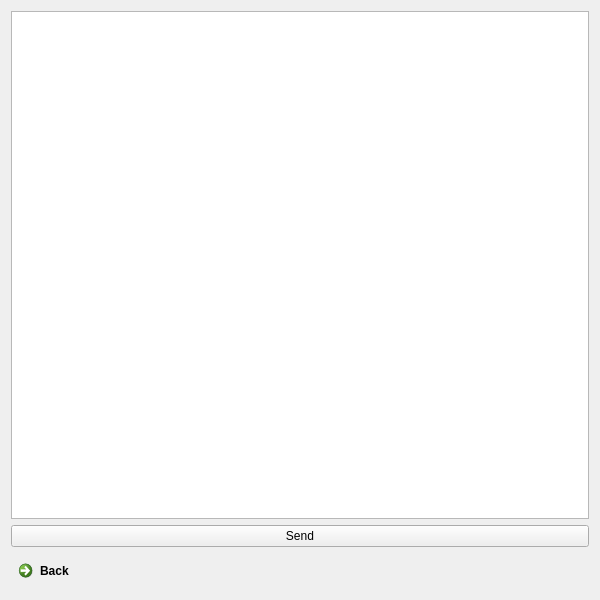
Above: ui/post.ui from PooyaFekri/LinkedIn before the change. Below: the same form after it.
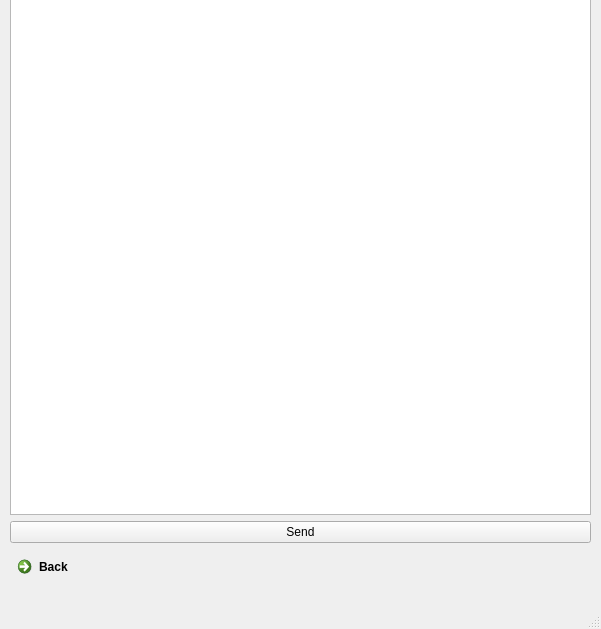
That is the form after the change.

Diff of the .ui file:
```diff
--- a/ui/post.ui
+++ b/ui/post.ui
@@ -1,17 +1,27 @@
 <?xml version="1.0" encoding="UTF-8"?>
 <ui version="4.0">
- <class>Post</class>
- <widget class="QWidget" name="Post">
+ <class>MainWindow</class>
+ <widget class="QMainWindow" name="MainWindow">
   <property name="geometry">
    <rect>
     <x>0</x>
     <y>0</y>
-    <width>600</width>
-    <height>600</height>
+    <width>601</width>
+    <height>629</height>
    </rect>
   </property>
   <property name="windowTitle">
-   <string>Form</string>
+   <string>MainWindow</string>
+  </property>
+  <widget class="QWidget" name="centralwidget">
+   <widget class="QWidget" name="">
+    <property name="geometry">
+     <rect>
+      <x>10</x>
+      <y>-16</y>
+      <width>581</width>
+      <height>601</height>
+     </rect>
   </property>
   <layout class="QVBoxLayout" name="verticalLayout">
    <item>
@@ -32,6 +42,19 @@
     </widget>
    </item>
   </layout>
+   </widget>
+  </widget>
+  <widget class="QMenuBar" name="menubar">
+   <property name="geometry">
+    <rect>
+     <x>0</x>
+     <y>0</y>
+     <width>601</width>
+     <height>22</height>
+    </rect>
+   </property>
+  </widget>
+  <widget class="QStatusBar" name="statusbar"/>
  </widget>
  <resources/>
  <connections/>
```
Lines whose indentation alone changed are shown as unchanged.
